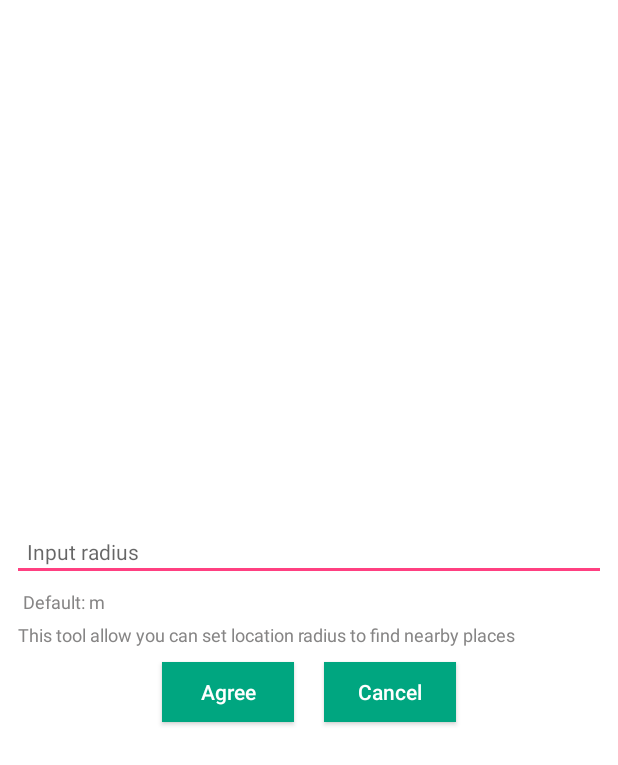
After one commit to zzacnguyen/vnt_mobile, an Android app: the layout custom_radius.xml on its own in the app's theme, with its tools: preview values and no code run, on a phone screen of 412 x 824 dp. The commit adds this screen. Shown: the top 765 px of the screen. Run offline under Robolectric (Android 15) with nearby library versions, the phone set to English and light mode, and no system bars.

Commit message:
Tìm kiếm lân cận

```diff
--- a/app/src/main/AndroidManifest.xml
+++ b/app/src/main/AndroidManifest.xml
@@ -25,6 +25,7 @@
         <activity android:name=".View.Home.ActivityFullImage" />
         <activity android:name=".View.Search.ActivityAdvancedSearch" />
         <activity android:name=".View.Search.TestSearchActivity"></activity>
+        <activity android:name=".View.Search.ActivityNearLocation"/>
     </application>
 
 </manifest>
--- /dev/null
+++ b/app/src/main/res/layout/custom_radius.xml
@@ -0,0 +1,92 @@
+<?xml version="1.0" encoding="utf-8"?>
+<LinearLayout xmlns:android="http://schemas.android.com/apk/res/android"
+    android:layout_width="match_parent"
+    android:layout_height="match_parent"
+    android:background="@color/colorWhite"
+    android:gravity="center"
+    android:orientation="vertical">
+
+    <EditText
+        android:id="@+id/etRadius"
+        android:layout_width="match_parent"
+        android:layout_height="wrap_content"
+        android:layout_marginLeft="8dp"
+        android:layout_marginRight="8dp"
+        android:layout_marginTop="15dp"
+        android:hint="@string/hint_InputRadius"
+        android:inputType="numberDecimal"
+        android:maxLength="4"
+        android:padding="10dp"
+        android:textSize="14sp" />
+
+    <LinearLayout
+        android:layout_width="wrap_content"
+        android:layout_height="wrap_content"
+        android:layout_gravity="left"
+        android:layout_marginLeft="10dp"
+        android:orientation="horizontal"
+        android:padding="5dp">
+
+        <TextView
+            android:layout_width="match_parent"
+            android:layout_height="wrap_content"
+            android:text="@string/text_Default"
+            android:textColor="@color/colorGray"
+            android:textSize="12sp" />
+
+        <TextView
+            android:id="@+id/textview_RadiusDefault"
+            android:layout_width="match_parent"
+            android:layout_height="wrap_content"
+            android:textColor="@color/colorGray"
+            android:textSize="12sp" />
+
+        <TextView
+            android:layout_width="match_parent"
+            android:layout_height="wrap_content"
+            android:textColor="@color/colorGray"
+            android:text="m"
+            android:textSize="12sp" />
+
+    </LinearLayout>
+
+
+    <TextView
+        android:layout_width="match_parent"
+        android:layout_height="wrap_content"
+        android:layout_marginLeft="8dp"
+        android:text="@string/text_SetRadius"
+        android:textColor="@color/colorGray"
+        android:textSize="12sp" />
+
+    <LinearLayout
+        android:layout_width="wrap_content"
+        android:layout_height="wrap_content"
+        android:layout_gravity="center"
+        android:orientation="horizontal">
+
+        <Button
+            android:id="@+id/btnConfirmRadius"
+            android:layout_width="wrap_content"
+            android:layout_height="40dp"
+            android:layout_margin="10dp"
+            android:background="@color/tbPlace"
+            android:text="@string/text_Agree"
+            android:textAllCaps="false"
+            android:textColor="@color/colorWhite"
+            android:textSize="14sp" />
+
+        <Button
+            android:id="@+id/btnCancelRadius"
+            android:layout_width="wrap_content"
+            android:layout_height="40dp"
+            android:layout_margin="10dp"
+            android:background="@color/tbPlace"
+            android:text="@string/text_Cancel"
+            android:textAllCaps="false"
+            android:textColor="@color/colorWhite"
+            android:textSize="14sp" />
+
+    </LinearLayout>
+
+</LinearLayout>
--- a/app/src/main/res/values/strings.xml
+++ b/app/src/main/res/values/strings.xml
@@ -185,4 +185,5 @@
     <string name="text_FieldIsEmpty">The field is empty</string>
     <string name="text_ReviewFailure">Review failure</string>
     <string name="text_Share">SHARE</string>
+    <string name="text_Default">"Default: "</string>
 </resources>
```
Also changed, not shown: app/src/main/java/com/example/zzacn/vnt_mobile/View/Home/ActivityServiceInfo.java (+19 -7 lines), app/src/main/java/com/example/zzacn/vnt_mobile/View/Search/ActivityNearLocation.java (added, +125 -0 lines), app/src/main/res/layout/activity_nearlocation.xml (added, +74 -0 lines), 1 other file.
